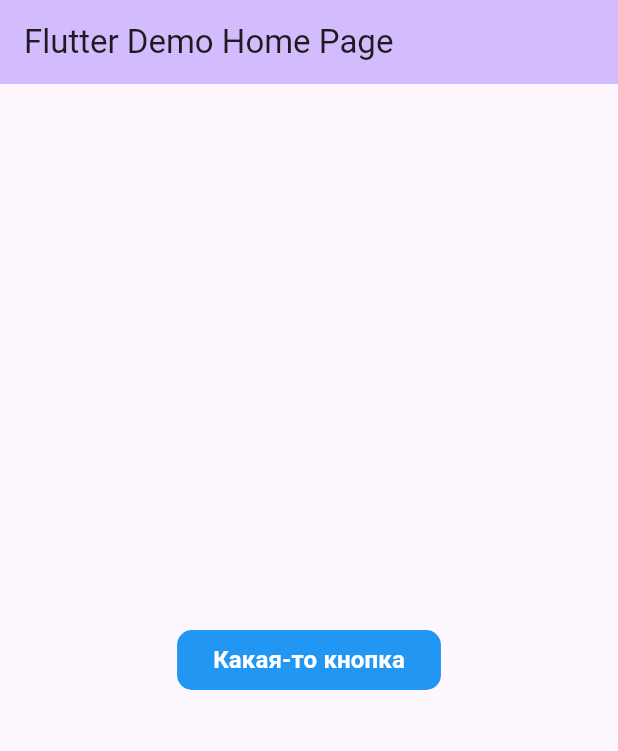
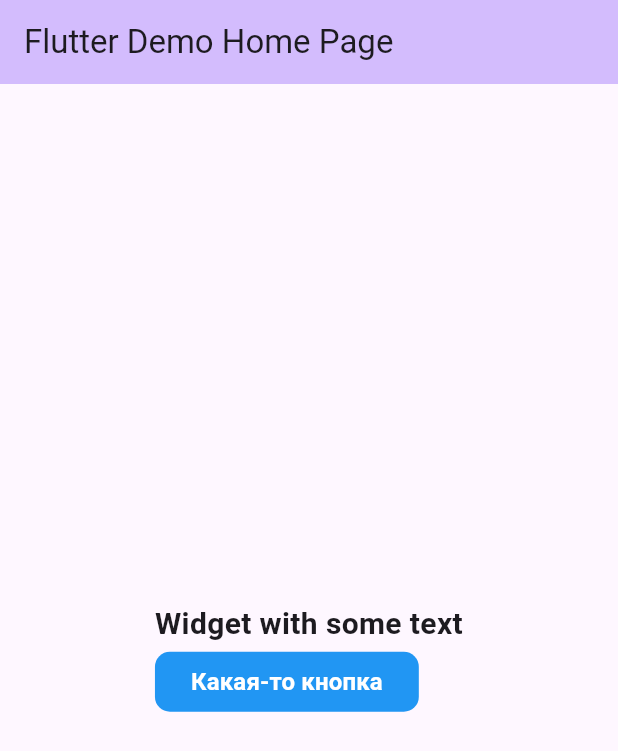
Before and after one commit to l-DoctorWhy-l/flutter3, a Flutter app: the screen it shows after launch, on a phone screen of 412 x 824 dp. Shown: the top 751 px of the screen. Run offline on Flutter 3.47's test engine with Material 3 defaults, Android fonts, the phone set to English and light mode, and no system bars.

Commit message:
Виджет Column

```diff
--- a/lib/main.dart
+++ b/lib/main.dart
@@ -29,22 +29,39 @@ class MyHomePage extends StatefulWidget {
 }
 
 class _MyHomePageState extends State<MyHomePage> {
+
   @override
   Widget build(BuildContext context) {
+
     return Scaffold(
       appBar: AppBar(
+
         backgroundColor: Theme.of(context).colorScheme.inversePrimary,
 
         title: Text(widget.title),
       ),
       body: Center(
-        child: ElevatedButton(
+
+        child: Column(
+          mainAxisAlignment: MainAxisAlignment.center,
+          crossAxisAlignment: CrossAxisAlignment.start,
+          children: <Widget>[
+            const Text(
+              'Widget with some text',
+              style: TextStyle(
+                  fontSize: 20,
+                  fontWeight: FontWeight.bold,
+              ),
+              textAlign: TextAlign.center,
+            ),
+
+            ElevatedButton(
               onPressed: null,
               style: ButtonStyle(
                 backgroundColor: WidgetStateProperty.all<Color>(Colors.blue),
                 shape: WidgetStateProperty.all(
                   RoundedRectangleBorder(
-                borderRadius: BorderRadius.all(Radius.circular(10)),
+                    borderRadius: BorderRadius.all(Radius.circular(10))
                   ),
                 ),
               ),
@@ -57,6 +74,8 @@ class _MyHomePageState extends State<MyHomePage> {
                 ),
               ),
             ),
+          ],
+        ),
       ),
     );
   }
```
Lines whose indentation alone changed are shown as unchanged.
